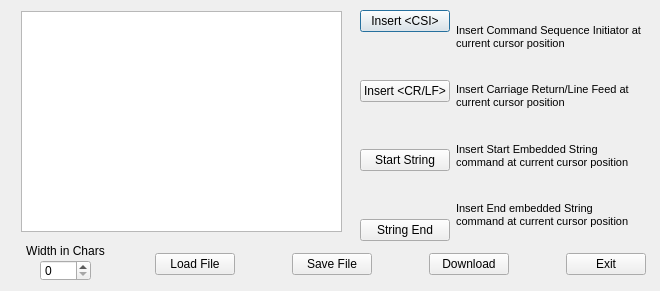
Before: the Qt Designer form conscriptor/bootscript.ui in decadeeng/conscriptor, drawn with Qt 5.
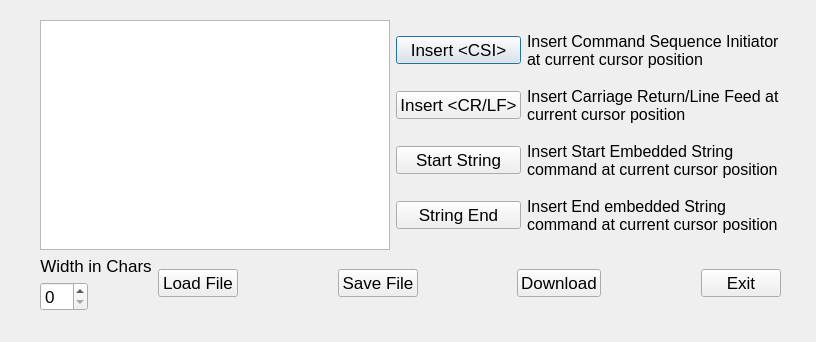
After: the same form once the commit is applied.

Commit message: Bootscript layout

```diff
--- a/conscriptor/bootscript.ui
+++ b/conscriptor/bootscript.ui
@@ -6,21 +6,43 @@
    <rect>
     <x>0</x>
     <y>0</y>
-    <width>660</width>
-    <height>291</height>
+    <width>816</width>
+    <height>342</height>
    </rect>
   </property>
+  <property name="font">
+   <font>
+    <pointsize>13</pointsize>
+   </font>
+  </property>
   <property name="windowTitle">
    <string>Bootscript Editor</string>
   </property>
+  <widget class="QWidget" name="layoutWidget">
+   <property name="geometry">
+    <rect>
+     <x>40</x>
+     <y>20</y>
+     <width>741</width>
+     <height>291</height>
+    </rect>
+   </property>
+   <layout class="QVBoxLayout" name="verticalLayout">
+    <item>
+     <layout class="QHBoxLayout" name="horizontalLayout_2">
+      <item>
   <widget class="QPlainTextEdit" name="plainTextEdit">
-   <property name="geometry">
-    <rect>
-     <x>21</x>
-     <y>11</y>
-     <width>321</width>
-     <height>221</height>
-    </rect>
+        <property name="sizePolicy">
+         <sizepolicy hsizetype="MinimumExpanding" vsizetype="MinimumExpanding">
+          <horstretch>0</horstretch>
+          <verstretch>0</verstretch>
+         </sizepolicy>
+        </property>
+        <property name="minimumSize">
+         <size>
+          <width>350</width>
+          <height>220</height>
+         </size>
    </property>
    <property name="font">
     <font>
@@ -31,126 +53,21 @@
     </font>
    </property>
   </widget>
-  <widget class="QLabel" name="label_5">
-   <property name="geometry">
-    <rect>
-     <x>10</x>
-     <y>240</y>
-     <width>111</width>
-     <height>21</height>
-    </rect>
-   </property>
-   <property name="text">
-    <string>Width in Chars</string>
-   </property>
-   <property name="alignment">
-    <set>Qt::AlignCenter</set>
-   </property>
-   <property name="wordWrap">
-    <bool>false</bool>
-   </property>
-  </widget>
-  <widget class="QWidget" name="layoutWidget">
-   <property name="geometry">
-    <rect>
-     <x>360</x>
-     <y>10</y>
-     <width>281</width>
-     <height>231</height>
-    </rect>
-   </property>
-   <layout class="QHBoxLayout" name="horizontalLayout_2">
+      </item>
     <item>
-     <layout class="QVBoxLayout" name="BSEvLayout">
-      <item>
+       <layout class="QGridLayout" name="gridLayout">
+        <item row="0" column="0">
        <widget class="QPushButton" name="buttonCSI">
         <property name="text">
          <string>Insert &lt;CSI&gt;</string>
         </property>
        </widget>
       </item>
-      <item>
-       <spacer name="verticalSpacer">
-        <property name="orientation">
-         <enum>Qt::Vertical</enum>
-        </property>
-        <property name="sizeHint" stdset="0">
-         <size>
-          <width>20</width>
-          <height>40</height>
-         </size>
-        </property>
-       </spacer>
-      </item>
-      <item>
-       <widget class="QPushButton" name="buttonCRLF">
-        <property name="text">
-         <string>Insert &lt;CR/LF&gt;</string>
-        </property>
-       </widget>
-      </item>
-      <item>
-       <spacer name="verticalSpacer_2">
-        <property name="orientation">
-         <enum>Qt::Vertical</enum>
-        </property>
-        <property name="sizeHint" stdset="0">
-         <size>
-          <width>20</width>
-          <height>40</height>
-         </size>
-        </property>
-       </spacer>
-      </item>
-      <item>
-       <widget class="QPushButton" name="buttonStrString">
-        <property name="text">
-         <string>Start String</string>
-        </property>
-       </widget>
-      </item>
-      <item>
-       <spacer name="verticalSpacer_3">
-        <property name="orientation">
-         <enum>Qt::Vertical</enum>
-        </property>
-        <property name="sizeHint" stdset="0">
-         <size>
-          <width>20</width>
-          <height>40</height>
-         </size>
-        </property>
-       </spacer>
-      </item>
-      <item>
-       <widget class="QPushButton" name="buttonEndString">
-        <property name="text">
-         <string>String End</string>
-        </property>
-       </widget>
-      </item>
-     </layout>
-    </item>
-    <item>
-     <spacer name="horizontalSpacer_4">
-      <property name="orientation">
-       <enum>Qt::Horizontal</enum>
-      </property>
-      <property name="sizeHint" stdset="0">
-       <size>
-        <width>13</width>
-        <height>20</height>
-       </size>
-      </property>
-     </spacer>
-    </item>
-    <item>
-     <layout class="QVBoxLayout" name="BSEvLayout_2">
-      <item>
+        <item row="0" column="1">
        <widget class="QLabel" name="label">
         <property name="font">
          <font>
-          <pointsize>8</pointsize>
+            <pointsize>12</pointsize>
          </font>
         </property>
         <property name="text">
@@ -164,11 +81,18 @@
         </property>
        </widget>
       </item>
-      <item>
+        <item row="1" column="0">
+         <widget class="QPushButton" name="buttonCRLF">
+          <property name="text">
+           <string>Insert &lt;CR/LF&gt;</string>
+          </property>
+         </widget>
+        </item>
+        <item row="1" column="1">
        <widget class="QLabel" name="label_2">
         <property name="font">
          <font>
-          <pointsize>8</pointsize>
+            <pointsize>12</pointsize>
          </font>
         </property>
         <property name="text">
@@ -179,11 +103,18 @@
         </property>
        </widget>
       </item>
-      <item>
+        <item row="2" column="0">
+         <widget class="QPushButton" name="buttonStrString">
+          <property name="text">
+           <string>Start String</string>
+          </property>
+         </widget>
+        </item>
+        <item row="2" column="1">
        <widget class="QLabel" name="label_3">
         <property name="font">
          <font>
-          <pointsize>8</pointsize>
+            <pointsize>12</pointsize>
          </font>
         </property>
         <property name="text">
@@ -194,11 +125,18 @@
         </property>
        </widget>
       </item>
-      <item>
+        <item row="3" column="0">
+         <widget class="QPushButton" name="buttonEndString">
+          <property name="text">
+           <string>String End</string>
+          </property>
+         </widget>
+        </item>
+        <item row="3" column="1">
        <widget class="QLabel" name="label_4">
         <property name="font">
          <font>
-          <pointsize>8</pointsize>
+            <pointsize>12</pointsize>
          </font>
         </property>
         <property name="text">
@@ -212,26 +150,37 @@
      </layout>
     </item>
    </layout>
-  </widget>
+    </item>
+    <item>
+     <layout class="QHBoxLayout" name="horizontalLayout_3">
+      <item>
+       <layout class="QFormLayout" name="formLayout">
+        <item row="0" column="0">
+         <widget class="QLabel" name="label_5">
+          <property name="text">
+           <string>Width in Chars</string>
+          </property>
+          <property name="alignment">
+           <set>Qt::AlignCenter</set>
+          </property>
+          <property name="wordWrap">
+           <bool>false</bool>
+          </property>
+         </widget>
+        </item>
+        <item row="1" column="0">
   <widget class="QSpinBox" name="spinScreenWidth">
-   <property name="geometry">
-    <rect>
-     <x>40</x>
-     <y>260</y>
-     <width>51</width>
-     <height>21</height>
-    </rect>
-   </property>
-  </widget>
-  <widget class="QWidget" name="layoutWidget">
-   <property name="geometry">
-    <rect>
-     <x>155</x>
-     <y>250</y>
-     <width>491</width>
-     <height>29</height>
-    </rect>
-   </property>
+          <property name="sizePolicy">
+           <sizepolicy hsizetype="Preferred" vsizetype="Preferred">
+            <horstretch>0</horstretch>
+            <verstretch>0</verstretch>
+           </sizepolicy>
+          </property>
+         </widget>
+        </item>
+       </layout>
+      </item>
+      <item>
    <layout class="QHBoxLayout" name="horizontalLayout">
     <item>
      <widget class="QPushButton" name="buttonLoadfile">
@@ -299,6 +248,10 @@
        <string>Exit</string>
       </property>
      </widget>
+        </item>
+       </layout>
+      </item>
+     </layout>
     </item>
    </layout>
   </widget>
```
Lines whose indentation alone changed are shown as unchanged. The commit also changes 1 other file.
